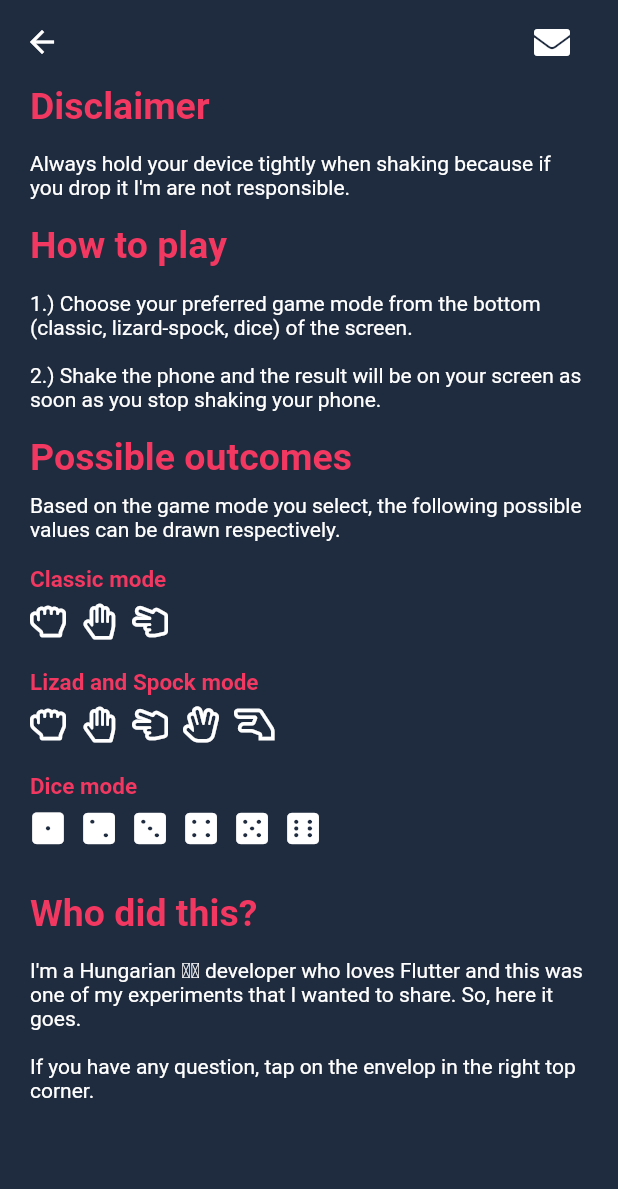
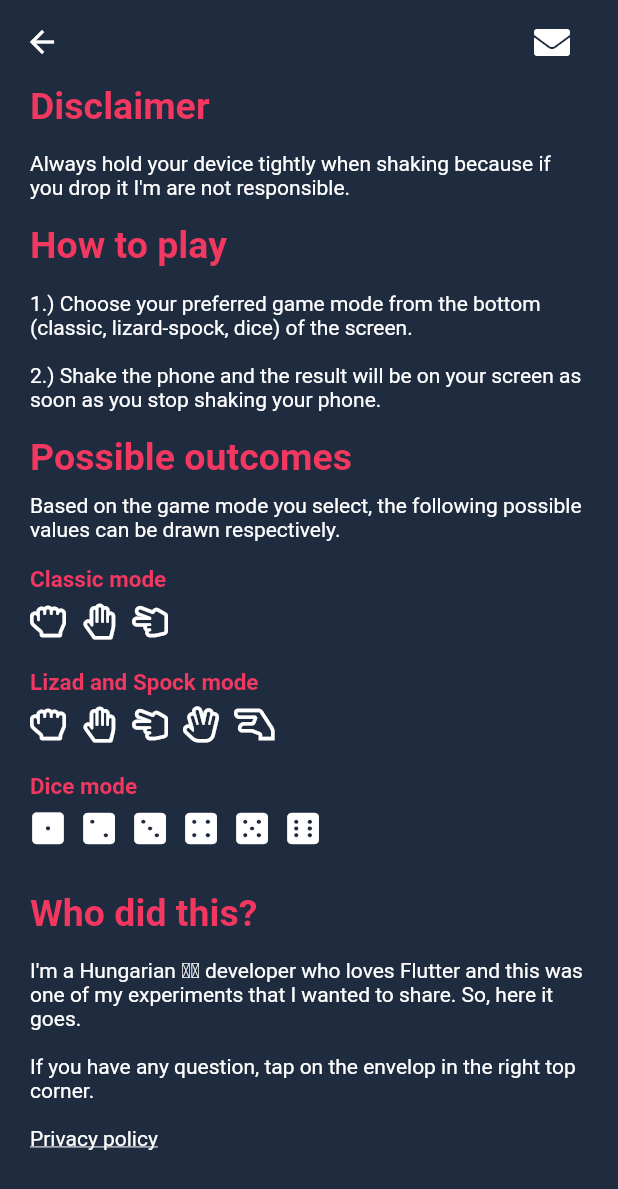
Before and after one commit to onetdev/flutter_shaky_rps, a Flutter app: the Info screen opened by its route, on a phone screen of 412 x 824 dp. Shown: the top 1189 px of the screen. Run offline on Flutter 3.47's test engine with Material 2 defaults, Android fonts, the phone set to English and light mode, and no system bars; our stand-ins replace font_awesome_flutter, sensors; missing offline and left inert: random_color.

Commit message:
Add privacy policy link to info page.

```diff
--- a/lib/ui/screen/info.dart
+++ b/lib/ui/screen/info.dart
@@ -1,3 +1,5 @@
+import 'dart:io';
+
 import 'package:flutter/cupertino.dart';
 import 'package:flutter/material.dart';
 import 'package:font_awesome_flutter/font_awesome_flutter.dart';
@@ -31,7 +33,7 @@ class _Info extends State<Info> {
             padding: EdgeInsets.only(right: 20),
             child: IconButton(
               icon: Icon(FontAwesomeIcons.solidEnvelope),
-              onPressed: () => _sendEmail(),
+              onPressed: () => _launchUrl("mailto:József Koller<contact@onetdev.com>"),
             ),
           )
         ],
@@ -65,9 +67,19 @@ class _Info extends State<Info> {
             Text(
               "\nI'm a Hungarian \ud83c\udded\ud83c\uddfa developer who loves Flutter and this was one of my experiments that I wanted to share. " +
                   "So, here it goes.\n" +
-                  "\nIf you have any question, tap on the envelop in the right top corner.",
+                  "\nIf you have any question, tap on the envelop in the right top corner.\n",
               style: paragraph,
             ),
+            GestureDetector(
+              onTap: () => _launchUrl("https://onetdev.com/projects/shaky_rps/privacy_policy.html"),
+              child: Text(
+                "Privacy policy",
+                style: TextStyle(
+                  color: Colors.white,
+                  decoration: TextDecoration.underline,
+                ),
+              ),
+            )
           ],
         ),
       ),
@@ -104,9 +116,7 @@ class _Info extends State<Info> {
     );
   }
 
-  /// Tries to open the OS's default mailer to send email to the owner of the app.
-  void _sendEmail() async {
-    const url = 'mailto:József Koller<contact@onetdev.com>';
+  void _launchUrl(String url) async {
     if (await canLaunch(url)) {
       await launch(url);
     } else {
```
